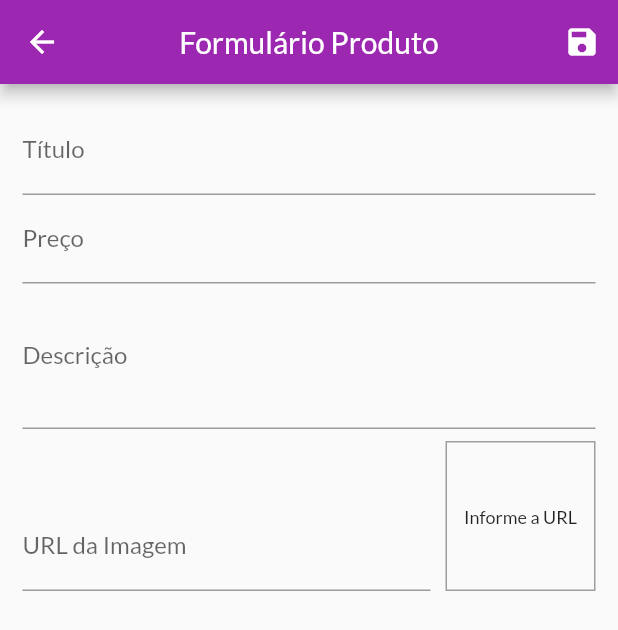
After one commit to viniciusdds/shop, a Flutter app: the ProductFormScreen screen opened by its route, after a tap on the "save" icon, on a phone screen of 412 x 824 dp. The commit adds this screen. Shown: the top 630 px of the screen. Run offline on Flutter 3.47's test engine with Material 2 defaults, Android fonts, the phone set to English and light mode, and no system bars; network calls fail.

Commit message:
aula 260

```diff
--- a/lib/main.dart
+++ b/lib/main.dart
@@ -7,7 +7,9 @@ import 'package:shop/utils/app_routes.dart';
 import 'package:shop/views/cart_screen.dart';
 import 'package:shop/views/orders_screen.dart';
 import 'package:shop/views/product_detail_screen.dart';
+import 'package:shop/views/product_form_screen.dart';
 import 'package:shop/views/products_overview_screen.dart';
+import 'package:shop/views/products_screen.dart';
 
 void main() => runApp(MyApp());
 
@@ -40,6 +42,8 @@ class MyApp extends StatelessWidget {
           AppRoutes.PRODUCT_DETAIL: (ctx) => ProductDetailScreen(),
           AppRoutes.CART: (ctx) => CartScreen(),
           AppRoutes.ORDERS: (ctx) => OrdersScreen(),
+          AppRoutes.PRODUCTS: (ctx) => ProductsScreen(),
+          AppRoutes.PRODUCT_FORM: (ctx) => ProductFormScreen(),
         },
       ),
     );
--- a/lib/providers/products.dart
+++ b/lib/providers/products.dart
@@ -7,6 +7,10 @@ class Products with ChangeNotifier {
   List<Product> _items = DUMMY_PRODUCTS;
 
   List<Product> get items => [ ..._items ];
+
+  int get itemsCount {
+    return _items.length;
+  }
 
   List<Product> get favoriteItems {
     return _items.where((prod) => prod.isFavorite).toList();
--- a/lib/utils/app_routes.dart
+++ b/lib/utils/app_routes.dart
@@ -5,5 +5,7 @@ class AppRoutes {
   static const PRODUCT_DETAIL = '/product-detail';
   static const CART = '/cart';
   static const ORDERS = '/orders';
+  static const PRODUCTS = '/products';
+  static const PRODUCT_FORM = '/product-form';
 
 }
--- a/lib/views/cart_screen.dart
+++ b/lib/views/cart_screen.dart
@@ -12,6 +12,7 @@ class CartScreen extends StatelessWidget {
 
     return Scaffold(
       appBar: AppBar(
+        centerTitle: true,
         title: Text('Carrinho'),
       ),
       body: Column(
--- a/lib/views/orders_screen.dart
+++ b/lib/views/orders_screen.dart
@@ -11,6 +11,7 @@ class OrdersScreen extends StatelessWidget {
 
     return Scaffold(
       appBar: AppBar(
+        centerTitle: true,
         title: Text('Meus Pedidos'),
       ),
       drawer: AppDrawer(),
--- a/lib/views/product_detail_screen.dart
+++ b/lib/views/product_detail_screen.dart
@@ -10,6 +10,7 @@ class ProductDetailScreen extends StatelessWidget {
 
     return Scaffold(
       appBar: AppBar(
+        centerTitle: true,
         title: Text(product.title),
       ),
       body: SingleChildScrollView(
--- /dev/null
+++ b/lib/views/product_form_screen.dart
@@ -0,0 +1,165 @@
+import 'dart:math';
+
+import 'package:flutter/material.dart';
+import 'package:shop/providers/product.dart';
+
+class ProductFormScreen extends StatefulWidget {
+  @override
+  _ProductFormScreenState createState() => _ProductFormScreenState();
+}
+
+class _ProductFormScreenState extends State<ProductFormScreen> {
+
+  final _priceFocusNode = FocusNode();
+  final _descriptionFocusNode = FocusNode();
+  final _imageUrlFocusNode = FocusNode();
+  final _imageUrlController = TextEditingController();
+  final _formKey = GlobalKey<FormState>();
+  final _formData = Map<String, Object>();
+
+  @override
+  void initState() {
+    super.initState();
+    _imageUrlFocusNode.addListener(_updateImage);
+  }
+
+  void _updateImage(){
+    setState(() {});
+  }
+
+  @override
+  void dispose() {
+    super.dispose();
+    _priceFocusNode.dispose();
+    _descriptionFocusNode.dispose();
+    _imageUrlFocusNode.removeListener(_updateImage);
+    _imageUrlFocusNode.dispose();
+  }
+
+  void _saveForm(){
+    _formKey.currentState.save();
+
+    final newProduct = Product(
+      id: Random().nextDouble().toString(),
+      title: _formData['title'],
+      price: _formData['price'],
+      description: _formData['description'],
+      imageUrl: _formData['imageUrl']
+    );
+
+    print(newProduct.id);
+    print(newProduct.title);
+    print(newProduct.price);
+  }
+
+  @override
+  Widget build(BuildContext context) {
+    return Scaffold(
+      appBar: AppBar(
+        centerTitle: true,
+        title: Text(
+            'Formulário Produto'
+        ),
+        actions: [
+          IconButton(
+              onPressed: (){
+                _saveForm();
+              },
+              icon: Icon(Icons.save)
+          )
+        ],
+      ),
+      body: Form(
+        key: _formKey,
+        child: Padding(
+          padding: const EdgeInsets.all(15.0),
+          child: ListView(
+            children: [
+              TextFormField(
+                decoration: InputDecoration(
+                  labelText: 'Título'
+                ),
+                textInputAction: TextInputAction.next,
+                onFieldSubmitted: (_){
+                  FocusScope.of(context).requestFocus(_priceFocusNode);
+                },
+                onSaved: (value) => _formData['title'] = value,
+              ),
+              TextFormField(
+                decoration: InputDecoration(
+                    labelText: 'Preço'
+                ),
+                textInputAction: TextInputAction.next,
+                focusNode: _priceFocusNode,
+                keyboardType: TextInputType.numberWithOptions(
+                  decimal: true
+                ),
+                onFieldSubmitted: (_){
+                  FocusScope.of(context).requestFocus(_descriptionFocusNode);
+                },
+                onSaved: (value) => _formData['price'] = double.parse(value),
+              ),
+              TextFormField(
+                decoration: InputDecoration(
+                    labelText: 'Descrição'
+                ),
+                maxLines: 3,
+                keyboardType: TextInputType.multiline,
+                focusNode: _descriptionFocusNode,
+                onSaved: (value) => _formData['description'] = value,
+              ),
+              Row(
+                crossAxisAlignment: CrossAxisAlignment.end,
+                children: [
+                  Expanded(
+                    child: TextFormField(
+                      decoration: InputDecoration(
+                          labelText: 'URL da Imagem'
+                      ),
+                      keyboardType: TextInputType.url,
+                      textInputAction: TextInputAction.done,
+                      focusNode: _imageUrlFocusNode,
+                      controller: _imageUrlController,
+                      onFieldSubmitted: (_){
+                        _saveForm();
+                      },
+                      onSaved: (value) => _formData['imageUrl'] = value,
+                    ),
+                  ),
+                  Container(
+                    height: 100,
+                    width: 100,
+                    margin: EdgeInsets.only(
+                      top: 8,
+                      left: 10
+                    ),
+                    decoration: BoxDecoration(
+                      border: Border.all(
+                        color: Colors.grey,
+                        width: 1,
+                      )
+                    ),
+                    alignment: Alignment.center,
+                    child: _imageUrlController.text.isEmpty
+                     ? Text(
+                          'Informe a URL',
+                          style: TextStyle(
+                            fontSize: 12
+                          ),
+                       )
+                     : FittedBox(
+                          child: Image.network(
+                            _imageUrlController.text,
+                            fit: BoxFit.cover,
+                          ),
+                       ),
+                  )
+                ],
+              )
+            ],
+          ),
+        ),
+      ),
+    );
+  }
+}
--- a/lib/views/products_overview_screen.dart
+++ b/lib/views/products_overview_screen.dart
@@ -25,6 +25,7 @@ class _ProductsOverviewScreenState extends State<ProductsOverviewScreen> {
 
     return Scaffold(
       appBar: AppBar(
+        centerTitle: true,
         title: Text("Minha Loja"),
         actions: [
           PopupMenuButton(
--- a/lib/widgets/product_grid.dart
+++ b/lib/widgets/product_grid.dart
@@ -1,6 +1,6 @@
 import 'package:flutter/material.dart';
 import 'package:shop/providers/products.dart';
-import 'package:shop/widgets/product_item.dart';
+import 'package:shop/widgets/product_grid_item.dart';
 import 'package:provider/provider.dart';
 
 class ProductGrid extends StatelessWidget {
@@ -19,7 +19,7 @@ class ProductGrid extends StatelessWidget {
       itemCount: products.length,
       itemBuilder: (ctx, i) => ChangeNotifierProvider.value(
           value: products[i],
-          child: ProductItem(),
+          child: ProductGridItem(),
       ),
       gridDelegate: SliverGridDelegateWithFixedCrossAxisCount(
         crossAxisCount: 2,
```
Also changed, not shown: lib/views/products_screen.dart (added, +44 -0 lines), lib/widgets/app_drawer.dart (+10 -0 lines), lib/widgets/cart_item_widget.dart (+23 -0 lines), lib/widgets/product_grid_item.dart (added, +75 -0 lines), lib/widgets/product_item.dart (+26 -61 lines).
